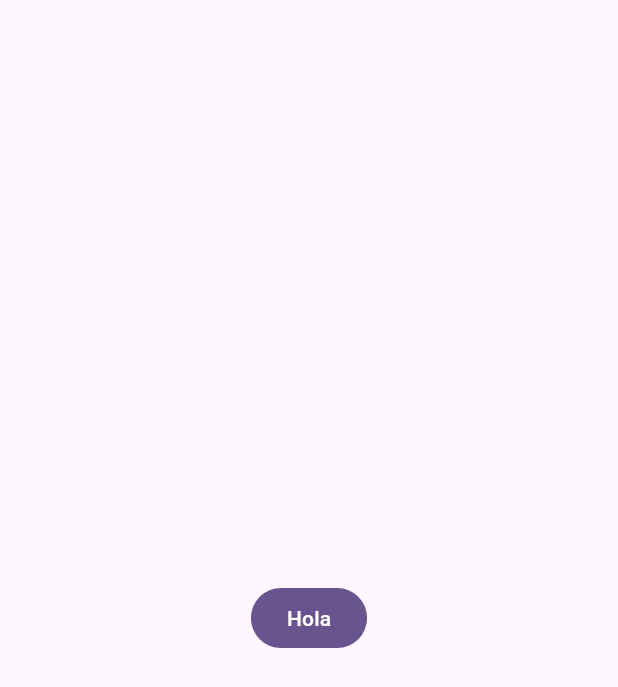
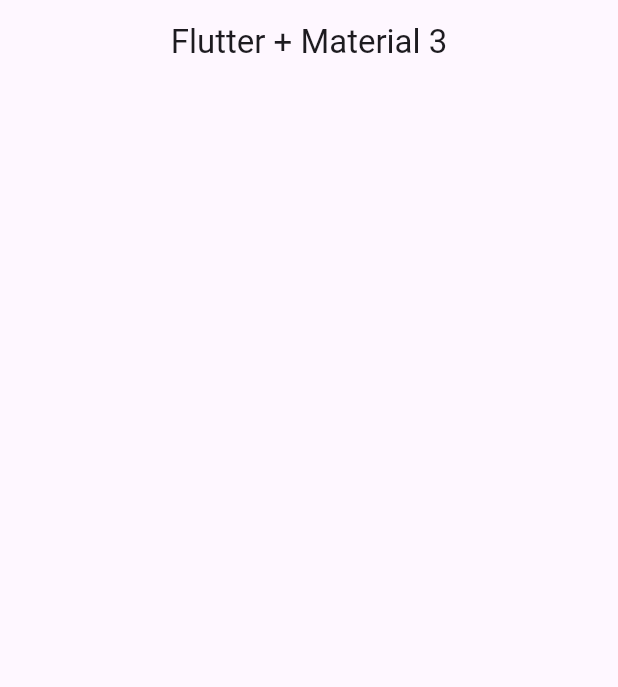
Before and after one commit to fabianrm/widgets-app, a Flutter app: the screen it shows after launch, on a phone screen of 412 x 824 dp. Shown: the top 687 px of the screen. Run offline on Flutter 3.47's test engine with Material 2 defaults, Android fonts, the phone set to English and light mode, and no system bars.

Commit message:
se agregó menuItems y Home screen al main

```diff
--- a/lib/config/theme/app_theme.dart
+++ b/lib/config/theme/app_theme.dart
@@ -20,9 +20,10 @@ class AppTheme {
         assert(selectedColor < colorList.length,
             'Indice de color no se encuentra en el rango ${colorList.length - 1} ');
 
-  //Método para obtener el tema
+  //Método para obtener el tema y setear parametros iniciales
   ThemeData getTheme() => ThemeData(
         useMaterial3: true,
         colorSchemeSeed: colorList[selectedColor],
+        appBarTheme: const AppBarTheme(centerTitle: true),
       );
 }
--- a/lib/main.dart
+++ b/lib/main.dart
@@ -1,5 +1,6 @@
 import 'package:flutter/material.dart';
 import 'package:widgets_app/config/theme/app_theme.dart';
+import 'package:widgets_app/presentations/screens/home/home_screen.dart';
 
 void main() {
   runApp(const MainApp());
@@ -13,14 +14,7 @@ class MainApp extends StatelessWidget {
     return MaterialApp(
       debugShowCheckedModeBanner: false,
       theme: AppTheme(selectedColor: 5).getTheme(),
-      home: Scaffold(
-        body: Center(
-          child: FilledButton(
-            child: const Text('Hola'),
-            onPressed: () {},
-          ),
-        ),
-      ),
+      home: const HomeScreen(),
     );
   }
 }
--- /dev/null
+++ b/lib/presentations/screens/home/home_screen.dart
@@ -0,0 +1,14 @@
+import 'package:flutter/material.dart';
+
+class HomeScreen extends StatelessWidget {
+  const HomeScreen({Key? key}) : super(key: key);
+
+  @override
+  Widget build(BuildContext context) {
+    return Scaffold(
+      appBar: AppBar(
+        title: const Text('Flutter + Material 3'),
+      ),
+    );
+  }
+}
```
Also changed, not shown: lib/config/menu/menu_items.dart (added, +32 -0 lines).
